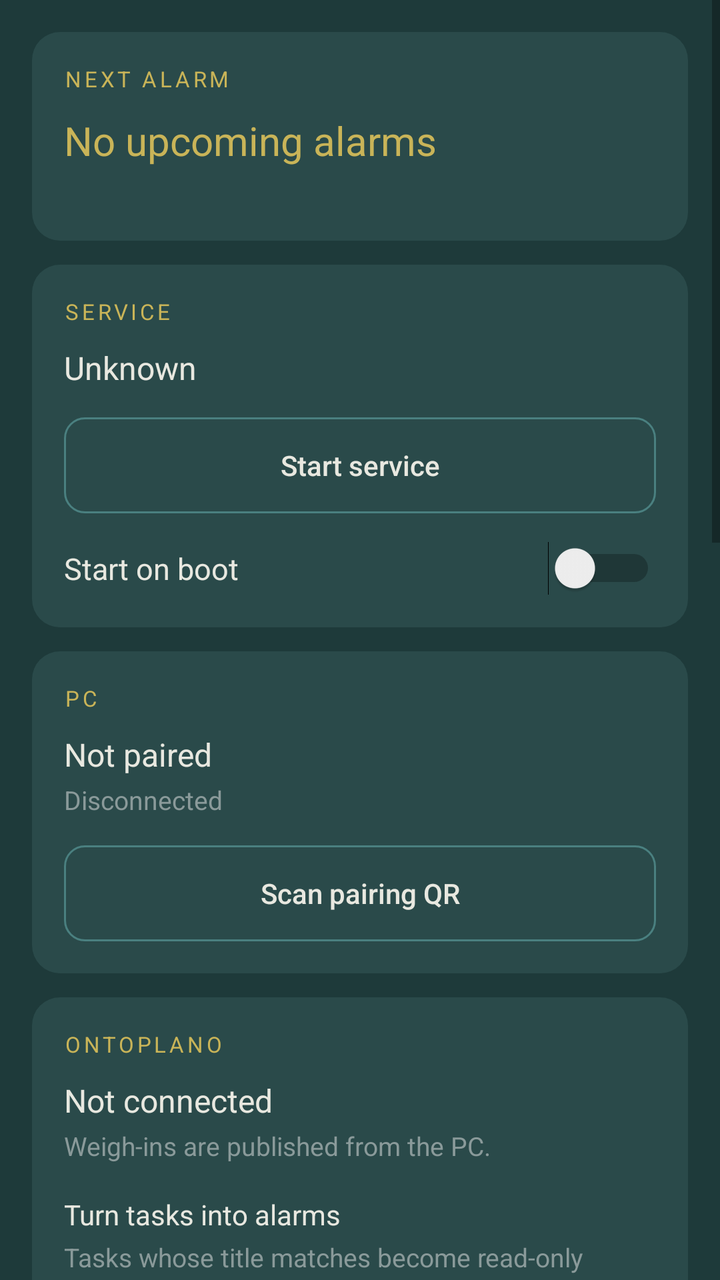
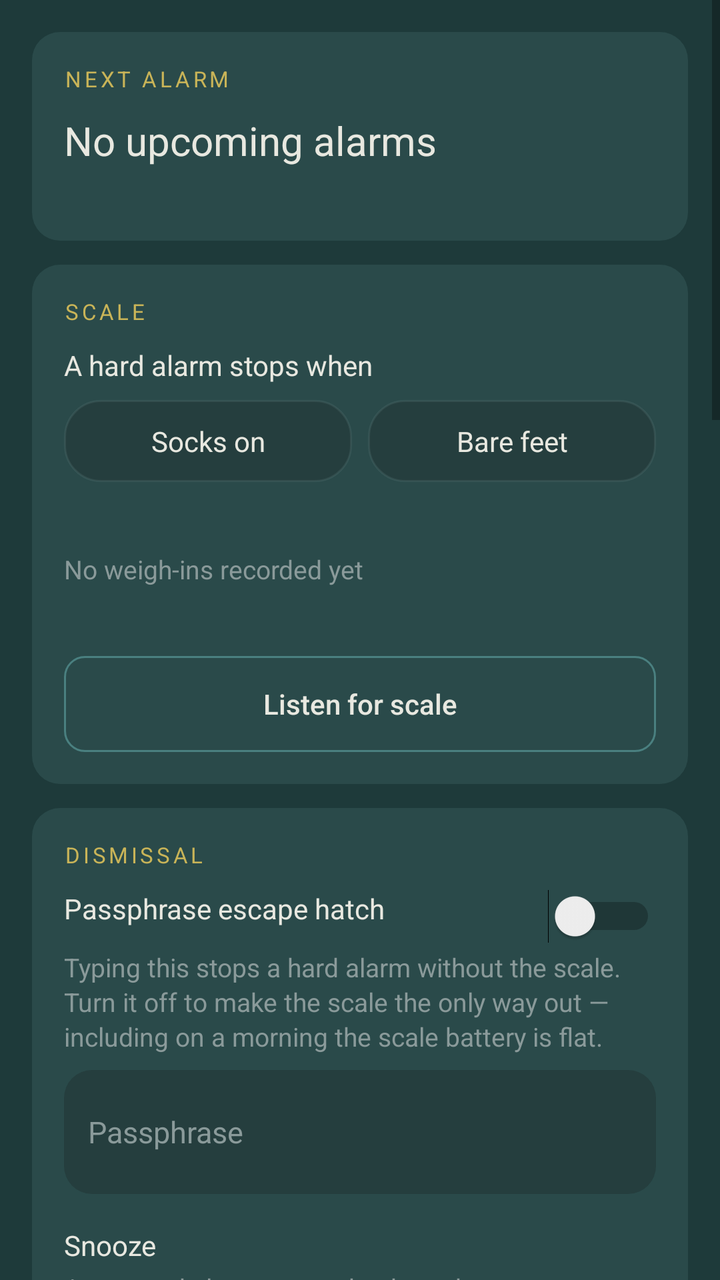

Before-and-after screenshots of an Android layout around one commit, followed by the original layout XML and the change that was made.
<!-- AndroidManifest.xml: application theme Theme.AppCompat.Light.NoActionBar -->
<!-- res/layout/settings_pane.xml -->
<?xml version="1.0" encoding="utf-8"?>
<ScrollView xmlns:android="http://schemas.android.com/apk/res/android"
    android:id="@+id/settings_content"
    android:layout_width="match_parent"
    android:layout_height="match_parent"
    android:background="@color/bg_dark"
    android:clipToPadding="false">

    <LinearLayout
        android:layout_width="match_parent"
        android:layout_height="wrap_content"
        android:orientation="vertical"
        android:padding="16dp">

        
        <LinearLayout style="@style/SettingsCard">

            <TextView style="@style/SettingsHeading" android:text="NEXT ALARM" />

            <TextView
                android:id="@+id/next_alarm_status"
                android:layout_width="match_parent"
                android:layout_height="wrap_content"
                android:text="No upcoming alarms"
                android:textColor="@color/secondary_accent"
                android:textSize="20sp" />

            <TextView
                android:id="@+id/next_alarm_detail"
                style="@style/SettingsCaption"
                android:text="" />
        </LinearLayout>

        
        <LinearLayout style="@style/SettingsCard">

            <TextView style="@style/SettingsHeading" android:text="SERVICE" />

            <TextView
                android:id="@+id/service_status"
                style="@style/SettingsValue"
                android:text="Unknown" />

            <Button
                android:id="@+id/service_toggle"
                style="@style/SettingsGhostButton"
                android:text="Start service" />

            <Switch
                android:id="@+id/boot_toggle"
                android:layout_width="match_parent"
                android:layout_height="wrap_content"
                android:text="Start on boot"
                android:textSize="15sp"
                android:textColor="@color/text_primary"
                android:layout_marginTop="14dp" />
        </LinearLayout>

        
        <LinearLayout style="@style/SettingsCard">

            <TextView style="@style/SettingsHeading" android:text="PC" />

            <TextView
                android:id="@+id/secret_status"
                style="@style/SettingsValue"
                android:text="Not paired" />

            <TextView
                android:id="@+id/pc_link_status"
                style="@style/SettingsCaption"
                android:text="Disconnected" />

            <Button
                android:id="@+id/scan_secret"
                style="@style/SettingsGhostButton"
                android:text="Scan pairing QR" />
        </LinearLayout>

        
        <LinearLayout style="@style/SettingsCard">

            <TextView style="@style/SettingsHeading" android:text="ONTOPLANO" />

            <TextView
                android:id="@+id/ontoplano_account"
                style="@style/SettingsValue"
                android:text="Not connected" />

            <TextView
                android:id="@+id/ontoplano_detail"
                style="@style/SettingsCaption"
                android:text="Weigh-ins are published from the PC." />

            <TextView
                style="@style/SettingsLabel"
                android:text="Turn tasks into alarms"
                android:layout_marginTop="16dp" />

            <TextView
                style="@style/SettingsCaption"
                android:text="Tasks whose title matches become read-only alarms." />

            <EditText
                android:id="@+id/ontoplano_pattern"
                style="@style/SettingsInput"
                android:hint="^acordar"
                android:inputType="text"
                android:singleLine="true" />

            <LinearLayout
                android:layout_width="match_parent"
                android:layout_height="wrap_content"
                android:orientation="horizontal"
                android:baselineAligned="false"
                android:layout_marginTop="8dp">

                <TextView
                    android:id="@+id/ontoplano_kind_hard"
                    style="@style/SettingsSegment"
                    android:background="@drawable/chip_hard"
                    android:text="Hard" />

                <TextView
                    android:id="@+id/ontoplano_kind_soft"
                    style="@style/SettingsSegment"
                    android:background="@drawable/chip_soft"
                    android:text="Soft"
                    android:layout_marginStart="8dp" />
            </LinearLayout>

            <Button
                android:id="@+id/ontoplano_save"
                style="@style/SettingsGhostButton"
                android:text="Apply to PC" />

            <TextView
                android:id="@+id/ontoplano_status"
                style="@style/SettingsCaption"
                android:text="" />
        </LinearLayout>

        
        <LinearLayout style="@style/SettingsCard">

            <TextView style="@style/SettingsHeading" android:text="SCALE" />

            <TextView
                style="@style/SettingsLabel"
                android:text="A hard alarm stops when the scale reports" />

            <LinearLayout
                android:layout_width="match_parent"
                android:layout_height="wrap_content"
                android:orientation="horizontal"
                android:baselineAligned="false"
                android:layout_marginTop="8dp">

                <TextView
                    android:id="@+id/scale_mode_weight"
                    style="@style/SettingsSegment"
                    android:text="Weight" />

                <TextView
                    android:id="@+id/scale_mode_bodyfat"
                    style="@style/SettingsSegment"
                    android:text="Body fat"
                    android:layout_marginStart="8dp" />
            </LinearLayout>

            <TextView
                android:id="@+id/scale_mode_caption"
                style="@style/SettingsCaption"
                android:text="Stops as soon as your weight settles. Socks are fine." />

            <TextView
                android:id="@+id/readings_status"
                style="@style/SettingsCaption"
                android:text="No weigh-ins recorded yet"
                android:layout_marginTop="14dp" />

            <TextView
                android:id="@+id/impedance_note"
                style="@style/SettingsCaption"
                android:text="" />

            <LinearLayout
                android:layout_width="match_parent"
                android:layout_height="wrap_content"
                android:orientation="horizontal"
                android:baselineAligned="false"
                android:layout_marginTop="10dp">

                <Button
                    android:id="@+id/weigh_now"
                    style="@style/SettingsGhostButtonInline"
                    android:text="Listen for scale" />

                <Button
                    android:id="@+id/upload_now"
                    style="@style/SettingsGhostButtonInline"
                    android:text="Upload now"
                    android:layout_marginStart="8dp" />
            </LinearLayout>
        </LinearLayout>

        
        <LinearLayout style="@style/SettingsCard">

            <TextView style="@style/SettingsHeading" android:text="HOME" />

            <TextView
                android:id="@+id/home_wifi_status"
                style="@style/SettingsValue"
                android:text="Not set" />

            <TextView
                android:id="@+id/home_wifi_caption"
                style="@style/SettingsCaption"
                android:text="Hard alarms only demand the scale on this network." />

            <Button
                android:id="@+id/set_home_wifi"
                style="@style/SettingsGhostButton"
                android:text="Use current wifi as home" />
        </LinearLayout>

        
        <LinearLayout style="@style/SettingsCard">

            <TextView style="@style/SettingsHeading" android:text="PERMISSIONS" />

            <TextView
                android:id="@+id/permissions_status"
                style="@style/SettingsValue"
                android:text="Checking…" />

            <Button
                android:id="@+id/grant_permissions"
                style="@style/SettingsGhostButton"
                android:text="Grant permissions" />
        </LinearLayout>

    </LinearLayout>
</ScrollView>
<!-- resources referenced by this layout -->
<resources>
  <color name="bg_dark">#1E3A3A</color>
  <color name="secondary_accent">#C9B458</color>
  <color name="text_primary">#E8E8E0</color>
  <!-- drawable chip_hard (drawable) -->
  <?xml version="1.0" encoding="utf-8"?>
  <selector xmlns:android="http://schemas.android.com/apk/res/android">
      <item android:state_selected="true">
          <shape android:shape="rectangle">
              <solid android:color="@color/kind_hard" />
              <corners android:radius="18dp" />
          </shape>
      </item>
      <item>
          <shape android:shape="rectangle">
              <solid android:color="@color/input_bg" />
              <stroke android:width="1dp" android:color="@color/divider" />
              <corners android:radius="18dp" />
          </shape>
      </item>
  </selector>
  <!-- drawable chip_soft (drawable) -->
  <?xml version="1.0" encoding="utf-8"?>
  <selector xmlns:android="http://schemas.android.com/apk/res/android">
      <item android:state_selected="true">
          <shape android:shape="rectangle">
              <solid android:color="@color/kind_soft" />
              <corners android:radius="18dp" />
          </shape>
      </item>
      <item>
          <shape android:shape="rectangle">
              <solid android:color="@color/input_bg" />
              <stroke android:width="1dp" android:color="@color/divider" />
              <corners android:radius="18dp" />
          </shape>
      </item>
  </selector>
  <style name="SettingsCaption">
          <item name="android:layout_width">match_parent</item>
          <item name="android:layout_height">wrap_content</item>
          <item name="android:textColor">@color/text_muted</item>
          <item name="android:textSize">13sp</item>
          <item name="android:lineSpacingExtra">2dp</item>
          <item name="android:layout_marginTop">3dp</item>
      </style>
  <style name="SettingsGhostButtonInline" parent="SettingsGhostButton">
          <item name="android:layout_width">0dp</item>
          <item name="android:layout_weight">1</item>
          <item name="android:layout_marginTop">0dp</item>
      </style>
  <style name="SettingsLabel">
          <item name="android:layout_width">match_parent</item>
          <item name="android:layout_height">wrap_content</item>
          <item name="android:textColor">@color/text_primary</item>
          <item name="android:textSize">14sp</item>
      </style>
  <style name="SettingsValue">
          <item name="android:layout_width">match_parent</item>
          <item name="android:layout_height">wrap_content</item>
          <item name="android:textColor">@color/text_primary</item>
          <item name="android:textSize">16sp</item>
      </style>
  <color name="kind_hard">#D98E48</color>
  <color name="input_bg">#253E3E</color>
  <color name="divider">#33688888</color>
  <color name="kind_soft">#5BA3A3</color>
  <color name="text_muted">#8A9A9A</color>
  <!-- drawable section_card (drawable) -->
  <?xml version="1.0" encoding="utf-8"?>
  <shape xmlns:android="http://schemas.android.com/apk/res/android" android:shape="rectangle">
      <solid android:color="@color/bg_surface" />
      <corners android:radius="14dp" />
  </shape>
  <!-- drawable button_ghost (drawable) -->
  <?xml version="1.0" encoding="utf-8"?>
  <shape xmlns:android="http://schemas.android.com/apk/res/android" android:shape="rectangle">
      <solid android:color="#00000000" />
      <stroke android:width="1dp" android:color="@color/primary_accent" />
      <corners android:radius="10dp" />
  </shape>
  <!-- drawable time_field (drawable) -->
  <?xml version="1.0" encoding="utf-8"?>
  <shape xmlns:android="http://schemas.android.com/apk/res/android" android:shape="rectangle">
      <solid android:color="@color/input_bg" />
      <corners android:radius="14dp" />
  </shape>
  <color name="bg_surface">#2A4A4A</color>
  <color name="primary_accent">#4A8080</color>
  <!-- unchanged entries left out for length: 6 -->
</resources>

<!-- the commit's change to res/layout/settings_pane.xml (unified diff, before → after) -->
@@ -19,94 +19,259 @@
 
             <TextView
                 android:id="@+id/next_alarm_status"
-                android:layout_width="match_parent"
-                android:layout_height="wrap_content"
+                style="@style/SettingsValue"
                 android:text="No upcoming alarms"
-                android:textColor="@color/secondary_accent"
                 android:textSize="20sp" />
 
             <TextView
                 android:id="@+id/next_alarm_detail"
                 style="@style/SettingsCaption"
                 android:text="" />
-        </LinearLayout>
-
-        
-        <LinearLayout style="@style/SettingsCard">
-
-            <TextView style="@style/SettingsHeading" android:text="SERVICE" />
-
-            <TextView
-                android:id="@+id/service_status"
+
+            <Button
+                android:id="@+id/cancel_snooze"
+                style="@style/SettingsGhostButton"
+                android:text="Cancel snooze"
+                android:visibility="gone" />
+        </LinearLayout>
+
+        
+        <LinearLayout style="@style/SettingsCard">
+
+            <TextView style="@style/SettingsHeading" android:text="SCALE" />
+
+            <TextView
+                style="@style/SettingsLabel"
+                android:text="A hard alarm stops when" />
+
+            <LinearLayout
+                android:layout_width="match_parent"
+                android:layout_height="wrap_content"
+                android:orientation="horizontal"
+                android:baselineAligned="false"
+                android:layout_marginTop="8dp">
+
+                <TextView
+                    android:id="@+id/scale_mode_weight"
+                    style="@style/SettingsSegment"
+                    android:text="Socks on" />
+
+                <TextView
+                    android:id="@+id/scale_mode_bodyfat"
+                    style="@style/SettingsSegment"
+                    android:text="Bare feet"
+                    android:layout_marginStart="8dp" />
+            </LinearLayout>
+
+            <TextView
+                android:id="@+id/scale_mode_caption"
+                style="@style/SettingsCaption"
+                android:text="" />
+
+            <TextView
+                android:id="@+id/readings_status"
+                style="@style/SettingsCaption"
+                android:text="No weigh-ins recorded yet"
+                android:layout_marginTop="14dp" />
+
+            <TextView
+                android:id="@+id/impedance_note"
+                style="@style/SettingsCaption"
+                android:text="" />
+
+            <Button
+                android:id="@+id/weigh_now"
+                style="@style/SettingsGhostButton"
+                android:text="Listen for scale" />
+
+            <TextView
+                android:id="@+id/live_reading"
+                style="@style/SettingsCaption"
+                android:text=""
+                android:visibility="gone" />
+        </LinearLayout>
+
+        
+        <LinearLayout style="@style/SettingsCard">
+
+            <TextView style="@style/SettingsHeading" android:text="DISMISSAL" />
+
+            <LinearLayout
+                android:layout_width="match_parent"
+                android:layout_height="wrap_content"
+                android:orientation="horizontal"
+                android:baselineAligned="false">
+
+                <TextView
+                    style="@style/SettingsLabel"
+                    android:layout_width="0dp"
+                    android:layout_weight="1"
+                    android:text="Passphrase escape hatch" />
+
+                <Switch
+                    android:id="@+id/passphrase_toggle"
+                    android:layout_width="wrap_content"
+                    android:layout_height="wrap_content" />
+            </LinearLayout>
+
+            <TextView
+                style="@style/SettingsCaption"
+                android:text="Typing this stops a hard alarm without the scale. Turn it off to make the scale the only way out — including on a morning the scale battery is flat." />
+
+            <EditText
+                android:id="@+id/passphrase_field"
+                style="@style/SettingsInput"
+                android:hint="Passphrase"
+                android:inputType="textMultiLine"
+                android:minLines="2" />
+
+            <TextView
+                style="@style/SettingsLabel"
+                android:text="Snooze"
+                android:layout_marginTop="16dp" />
+
+            <TextView
+                style="@style/SettingsCaption"
+                android:text="A snoozed alarm comes back on the same terms — a hard one is still hard. Zero switches snooze off." />
+
+            <LinearLayout
+                android:layout_width="match_parent"
+                android:layout_height="wrap_content"
+                android:orientation="horizontal"
+                android:baselineAligned="false"
+                android:layout_marginTop="8dp">
+
+                <TextView
+                    android:id="@+id/snooze_0"
+                    style="@style/SettingsSegment"
+                    android:text="Off" />
+
+                <TextView
+                    android:id="@+id/snooze_5"
+                    style="@style/SettingsSegment"
+                    android:text="5m"
+                    android:layout_marginStart="8dp" />
+
+                <TextView
+                    android:id="@+id/snooze_9"
+                    style="@style/SettingsSegment"
+                    android:text="9m"
+                    android:layout_marginStart="8dp" />
+
+                <TextView
+                    android:id="@+id/snooze_15"
+                    style="@style/SettingsSegment"
+                    android:text="15m"
+                    android:layout_marginStart="8dp" />
+            </LinearLayout>
+
+            <Button
+                android:id="@+id/dismissal_save"
+                style="@style/SettingsGhostButton"
+                android:text="Save dismissal settings" />
+        </LinearLayout>
+
+        
+        <LinearLayout style="@style/SettingsCard">
+
+            <TextView style="@style/SettingsHeading" android:text="HOME" />
+
+            <TextView
+                android:id="@+id/home_wifi_status"
                 style="@style/SettingsValue"
-                android:text="Unknown" />
-
-            <Button
-                android:id="@+id/service_toggle"
-                style="@style/SettingsGhostButton"
-                android:text="Start service" />
-
-            <Switch
-                android:id="@+id/boot_toggle"
-                android:layout_width="match_parent"
-                android:layout_height="wrap_content"
-                android:text="Start on boot"
-                android:textSize="15sp"
-                android:textColor="@color/text_primary"
-                android:layout_marginTop="14dp" />
-        </LinearLayout>
-
-        
-        <LinearLayout style="@style/SettingsCard">
-
-            <TextView style="@style/SettingsHeading" android:text="PC" />
-
-            <TextView
-                android:id="@+id/secret_status"
-                style="@style/SettingsValue"
-                android:text="Not paired" />
-
-            <TextView
-                android:id="@+id/pc_link_status"
-                style="@style/SettingsCaption"
-                android:text="Disconnected" />
-
-            <Button
-                android:id="@+id/scan_secret"
-                style="@style/SettingsGhostButton"
-                android:text="Scan pairing QR" />
-        </LinearLayout>
-
-        
-        <LinearLayout style="@style/SettingsCard">
-
-            <TextView style="@style/SettingsHeading" android:text="ONTOPLANO" />
-
-            <TextView
-                android:id="@+id/ontoplano_account"
-                style="@style/SettingsValue"
-                android:text="Not connected" />
+                android:text="Not set" />
+
+            <TextView
+                android:id="@+id/home_wifi_caption"
+                style="@style/SettingsCaption"
+                android:text="Hard alarms only demand the scale on this network." />
+
+            <Button
+                android:id="@+id/set_home_wifi"
+                style="@style/SettingsGhostButton"
+                android:text="Use current wifi as home" />
+        </LinearLayout>
+
+        
+        <LinearLayout style="@style/SettingsCard">
+
+            <TextView style="@style/SettingsHeading" android:text="ONTOPLANO (OPTIONAL)" />
+
+            <LinearLayout
+                android:layout_width="match_parent"
+                android:layout_height="wrap_content"
+                android:orientation="horizontal"
+                android:baselineAligned="false">
+
+                <TextView
+                    android:id="@+id/ontoplano_account"
+                    style="@style/SettingsValue"
+                    android:layout_width="0dp"
+                    android:layout_weight="1"
+                    android:text="Not connected" />
+
+                <Switch
+                    android:id="@+id/ontoplano_toggle"
+                    android:layout_width="wrap_content"
+                    android:layout_height="wrap_content" />
+            </LinearLayout>
 
             <TextView
                 android:id="@+id/ontoplano_detail"
                 style="@style/SettingsCaption"
-                android:text="Weigh-ins are published from the PC." />
+                android:text="Publishes weigh-ins and turns planned tasks into alarms. The app works fully without it." />
+
+            <EditText
+                android:id="@+id/ontoplano_base_url"
+                style="@style/SettingsInput"
+                android:hint="https://ontoplano.example.com"
+                android:inputType="textUri" />
+
+            <EditText
+                android:id="@+id/ontoplano_token"
+                style="@style/SettingsInput"
+                android:hint="Access token"
+                android:inputType="textPassword" />
+
+            <LinearLayout
+                android:layout_width="match_parent"
+                android:layout_height="wrap_content"
+                android:orientation="horizontal"
+                android:baselineAligned="false"
+                android:layout_marginTop="12dp">
+
+                <Button
+                    android:id="@+id/ontoplano_save"
+                    style="@style/SettingsGhostButtonInline"
+                    android:text="Save + test" />
+
+                <Button
+                    android:id="@+id/scan_secret"
+                    style="@style/SettingsGhostButtonInline"
+                    android:text="Scan QR"
+                    android:layout_marginStart="8dp" />
+            </LinearLayout>
+
+            <TextView
+                android:id="@+id/ontoplano_status"
+                style="@style/SettingsCaption"
+                android:text=""
+                android:layout_marginTop="10dp" />
 
             <TextView
                 style="@style/SettingsLabel"
-                android:text="Turn tasks into alarms"
+                android:text="Tasks that become alarms"
                 android:layout_marginTop="16dp" />
 
             <TextView
                 style="@style/SettingsCaption"
-                android:text="Tasks whose title matches become read-only alarms." />
+                android:text="A pattern matched against planned task titles. Leave empty and ontoplano never creates an alarm." />
 
             <EditText
                 android:id="@+id/ontoplano_pattern"
                 style="@style/SettingsInput"
-                android:hint="^acordar"
-                android:inputType="text"
-                android:singleLine="true" />
+                android:hint="e.g. wake up|acordar"
+                android:inputType="text" />
 
             <LinearLayout
                 android:layout_width="match_parent"
@@ -116,113 +281,26 @@
                 android:layout_marginTop="8dp">
 
                 <TextView
+                    android:id="@+id/ontoplano_kind_soft"
+                    style="@style/SettingsSegment"
+                    android:text="Soft" />
+
+                <TextView
                     android:id="@+id/ontoplano_kind_hard"
                     style="@style/SettingsSegment"
-                    android:background="@drawable/chip_hard"
-                    android:text="Hard" />
-
-                <TextView
-                    android:id="@+id/ontoplano_kind_soft"
-                    style="@style/SettingsSegment"
-                    android:background="@drawable/chip_soft"
-                    android:text="Soft"
-                    android:layout_marginStart="8dp" />
-            </LinearLayout>
-
-            <Button
-                android:id="@+id/ontoplano_save"
-                style="@style/SettingsGhostButton"
-                android:text="Apply to PC" />
-
-            <TextView
-                android:id="@+id/ontoplano_status"
+                    android:text="Hard"
+                    android:layout_marginStart="8dp" />
+            </LinearLayout>
+
+            <TextView
+                android:id="@+id/ontoplano_kind_caption"
                 style="@style/SettingsCaption"
                 android:text="" />
-        </LinearLayout>
-
-        
-        <LinearLayout style="@style/SettingsCard">
-
-            <TextView style="@style/SettingsHeading" android:text="SCALE" />
-
-            <TextView
-                style="@style/SettingsLabel"
-                android:text="A hard alarm stops when the scale reports" />
-
-            <LinearLayout
-                android:layout_width="match_parent"
-                android:layout_height="wrap_content"
-                android:orientation="horizontal"
-                android:baselineAligned="false"
-                android:layout_marginTop="8dp">
-
-                <TextView
-                    android:id="@+id/scale_mode_weight"
-                    style="@style/SettingsSegment"
-                    android:text="Weight" />
-
-                <TextView
-                    android:id="@+id/scale_mode_bodyfat"
-                    style="@style/SettingsSegment"
-                    android:text="Body fat"
-                    android:layout_marginStart="8dp" />
-            </LinearLayout>
-
-            <TextView
-                android:id="@+id/scale_mode_caption"
-                style="@style/SettingsCaption"
-                android:text="Stops as soon as your weight settles. Socks are fine." />
-
-            <TextView
-                android:id="@+id/readings_status"
-                style="@style/SettingsCaption"
-                android:text="No weigh-ins recorded yet"
-                android:layout_marginTop="14dp" />
-
-            <TextView
-                android:id="@+id/impedance_note"
-                style="@style/SettingsCaption"
-                android:text="" />
-
-            <LinearLayout
-                android:layout_width="match_parent"
-                android:layout_height="wrap_content"
-                android:orientation="horizontal"
-                android:baselineAligned="false"
-                android:layout_marginTop="10dp">
-
-                <Button
-                    android:id="@+id/weigh_now"
-                    style="@style/SettingsGhostButtonInline"
-                    android:text="Listen for scale" />
-
-                <Button
-                    android:id="@+id/upload_now"
-                    style="@style/SettingsGhostButtonInline"
-                    android:text="Upload now"
-                    android:layout_marginStart="8dp" />
-            </LinearLayout>
-        </LinearLayout>
-
-        
-        <LinearLayout style="@style/SettingsCard">
-
-            <TextView style="@style/SettingsHeading" android:text="HOME" />
-
-            <TextView
-                android:id="@+id/home_wifi_status"
-                style="@style/SettingsValue"
-                android:text="Not set" />
-
-            <TextView
-                android:id="@+id/home_wifi_caption"
-                style="@style/SettingsCaption"
-                android:text="Hard alarms only demand the scale on this network." />
-
-            <Button
-                android:id="@+id/set_home_wifi"
-                style="@style/SettingsGhostButton"
-                android:text="Use current wifi as home" />
+
+            <Button
+                android:id="@+id/ontoplano_rule_save"
+                style="@style/SettingsGhostButton"
+                android:text="Save rule and sync now" />
         </LinearLayout>
 
         
@@ -241,5 +319,39 @@
                 android:text="Grant permissions" />
         </LinearLayout>
 
+        
+        <LinearLayout style="@style/SettingsCard">
+
+            <TextView style="@style/SettingsHeading" android:text="BACKGROUND" />
+
+            <TextView
+                android:id="@+id/service_status"
+                style="@style/SettingsValue"
+                android:text="Idle" />
+
+            <TextView
+                style="@style/SettingsCaption"
+                android:text="Massalarme runs nothing in the background. It wakes to ring, to read the scale, and to publish a weigh-in, then stops." />
+
+            <LinearLayout
+                android:layout_width="match_parent"
+                android:layout_height="wrap_content"
+                android:orientation="horizontal"
+                android:baselineAligned="false"
+                android:layout_marginTop="10dp">
+
+                <TextView
+                    style="@style/SettingsLabel"
+                    android:layout_width="0dp"
+                    android:layout_weight="1"
+                    android:text="Restore alarms after a reboot" />
+
+                <Switch
+                    android:id="@+id/boot_toggle"
+                    android:layout_width="wrap_content"
+                    android:layout_height="wrap_content" />
+            </LinearLayout>
+        </LinearLayout>
+
     </LinearLayout>
 </ScrollView>
<!-- resource entries referenced after the edit -->
@@ -3,40 +3,6 @@
   <color name="bg_dark">#1E3A3A</color>
   <color name="secondary_accent">#C9B458</color>
   <color name="text_primary">#E8E8E0</color>
-  <!-- drawable chip_hard (drawable) -->
-  <?xml version="1.0" encoding="utf-8"?>
-  <selector xmlns:android="http://schemas.android.com/apk/res/android">
-      <item android:state_selected="true">
-          <shape android:shape="rectangle">
-              <solid android:color="@color/kind_hard" />
-              <corners android:radius="18dp" />
-          </shape>
-      </item>
-      <item>
-          <shape android:shape="rectangle">
-              <solid android:color="@color/input_bg" />
-              <stroke android:width="1dp" android:color="@color/divider" />
-              <corners android:radius="18dp" />
-          </shape>
-      </item>
-  </selector>
-  <!-- drawable chip_soft (drawable) -->
-  <?xml version="1.0" encoding="utf-8"?>
-  <selector xmlns:android="http://schemas.android.com/apk/res/android">
-      <item android:state_selected="true">
-          <shape android:shape="rectangle">
-              <solid android:color="@color/kind_soft" />
-              <corners android:radius="18dp" />
-          </shape>
-      </item>
-      <item>
-          <shape android:shape="rectangle">
-              <solid android:color="@color/input_bg" />
-              <stroke android:width="1dp" android:color="@color/divider" />
-              <corners android:radius="18dp" />
-          </shape>
-      </item>
-  </selector>
   <style name="SettingsCaption">
           <item name="android:layout_width">match_parent</item>
           <item name="android:layout_height">wrap_content</item>
@@ -62,10 +28,8 @@
           <item name="android:textColor">@color/text_primary</item>
           <item name="android:textSize">16sp</item>
       </style>
-  <color name="kind_hard">#D98E48</color>
   <color name="input_bg">#253E3E</color>
   <color name="divider">#33688888</color>
-  <color name="kind_soft">#5BA3A3</color>
   <color name="text_muted">#8A9A9A</color>
   <!-- drawable section_card (drawable) -->
   <?xml version="1.0" encoding="utf-8"?>
